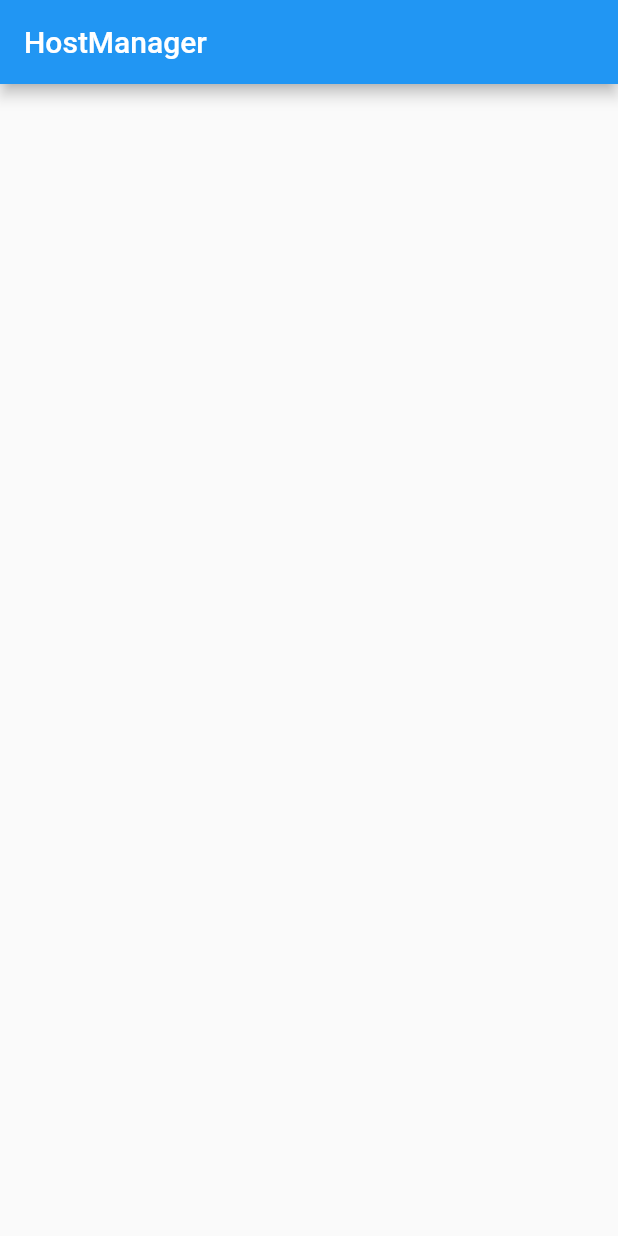
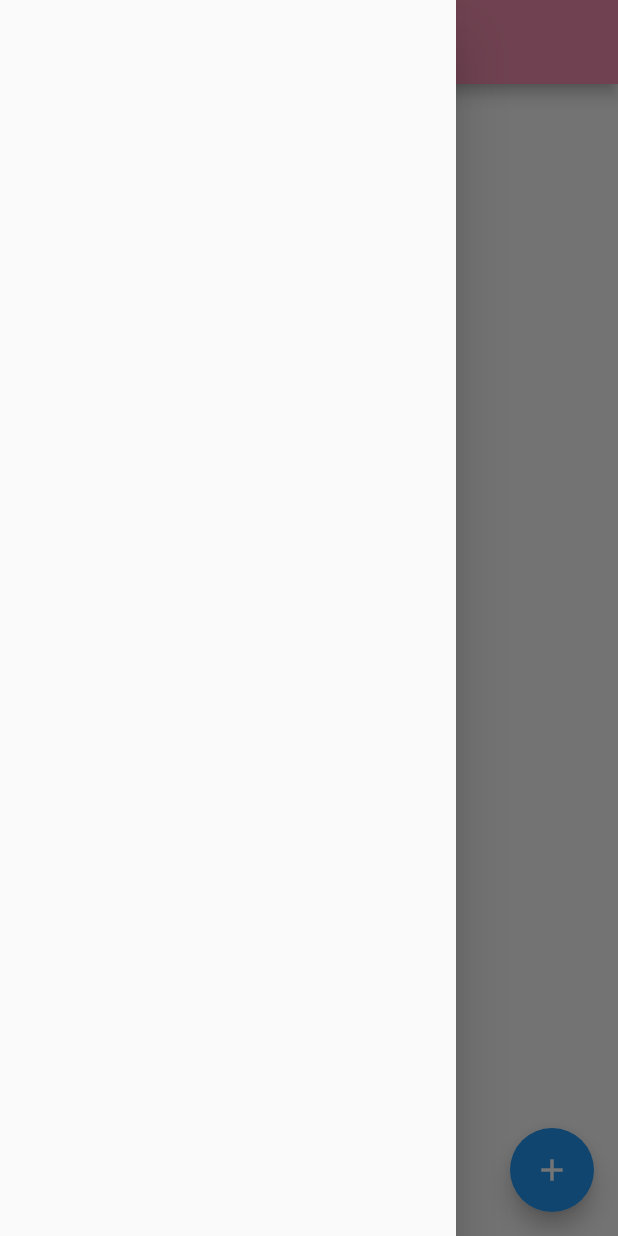
Before and after one commit to zenkemasato/host_manager, a Flutter app: the screen it shows after launch, with the side drawer open (before the commit the screen has no drawer), on a phone screen of 412 x 824 dp. Run offline on Flutter 3.47's test engine with Material 2 defaults, Android fonts, the phone set to English and light mode, and no system bars; our stand-ins replace cloud_firestore, firebase_core; accounts and stored records are empty.

Commit message:
create add page

```diff
--- a/lib/customer.dart
+++ /dev/null
@@ -1,48 +0,0 @@
-// ignore_for_file: avoid_unnecessary_containers
-
-import 'package:cloud_firestore/cloud_firestore.dart';
-import 'package:flutter/cupertino.dart';
-import 'package:flutter/material.dart';
-
-class Customer extends StatefulWidget {
-  const Customer({Key? key}) : super(key: key);
-
-  @override
-  _CustomerState createState() => _CustomerState();
-}
-
-class _CustomerState extends State<Customer> {
-  // firebaseから値を読み取る
-  final Stream<QuerySnapshot> _usersStream =
-      FirebaseFirestore.instance.collection('users').snapshots();
-
-  @override
-  Widget build(BuildContext context) {
-    return Scaffold(
-      appBar: AppBar(
-        title: const Text("HostManager"),
-      ),
-      body: Container(
-        child: StreamBuilder<QuerySnapshot>(
-          stream: _usersStream,
-          builder:
-              (BuildContext context, AsyncSnapshot<QuerySnapshot> snapshot) {
-            if (snapshot.connectionState == ConnectionState.waiting) {
-              return const Text("Loading");
-            }
-            return ListView(
-              children: snapshot.data!.docs.map((DocumentSnapshot document) {
-                Map<String, dynamic> data =
-                    document.data()! as Map<String, dynamic>;
-                return ListTile(
-                  title: Text(data['name']),
-                  subtitle: Text(data['number']),
-                );
-              }).toList(),
-            );
-          },
-        ),
-      ),
-    );
-  }
-}
--- /dev/null
+++ b/lib/domein/costomer.dart
@@ -0,0 +1,18 @@
+class Customer {
+  Customer(
+    this.name,
+    this.age,
+    this.birthday,
+    this.hobby,
+    this.count,
+    this.number,
+    this.ngword,
+  );
+  String name;
+  String age;
+  String birthday;
+  String hobby;
+  String count;
+  String number;
+  String ngword;
+}
--- a/lib/main.dart
+++ b/lib/main.dart
@@ -1,6 +1,6 @@
 import 'package:firebase_core/firebase_core.dart';
 import 'package:flutter/material.dart';
-import 'package:host_manager/customer.dart';
+import 'package:host_manager/pages/playerpages/customer/player_customer.dart';
 
 Future<void> main() async {
   WidgetsFlutterBinding.ensureInitialized();
@@ -13,12 +13,9 @@ class MyApp extends StatelessWidget {
 
   @override
   Widget build(BuildContext context) {
-    return MaterialApp(
-      title: 'Flutter Demo',
-      theme: ThemeData(
-        primarySwatch: Colors.blue,
-      ),
-      home: const Customer(),
+    return const MaterialApp(
+      title: 'Host Manager',
+      home: PlayerCustomer(),
     );
   }
 }
--- /dev/null
+++ b/lib/pages/playerpages/customer/player_customer.dart
@@ -0,0 +1,123 @@
+// ignore_for_file: avoid_unnecessary_containers, unused_local_variable, avoid_types_as_parameter_names, non_constant_identifier_names
+import 'package:host_manager/domein/costomer.dart';
+import 'package:host_manager/pages/playerpages/customer/addcustomer/add_customer.dart';
+import 'package:host_manager/pages/playerpages/customer/player_customer_model.dart';
+import 'package:provider/provider.dart';
+import 'package:flutter/cupertino.dart';
+import 'package:flutter/material.dart';
+
+class PlayerCustomer extends StatefulWidget {
+  const PlayerCustomer({Key? key}) : super(key: key);
+
+  @override
+  _PlayerCustomerState createState() => _PlayerCustomerState();
+}
+
+class _PlayerCustomerState extends State<PlayerCustomer> {
+  bool isShow = false;
+
+  @override
+  Widget build(BuildContext context) {
+    return ChangeNotifierProvider<PlayerCustomerModel>(
+        create: (_) => PlayerCustomerModel()..fechCustomerList(),
+        child: Scaffold(
+            // アプリのヘッダー
+            appBar: AppBar(
+              centerTitle: true,
+              backgroundColor: Colors.pink[200],
+              title: const SafeArea(
+                child: SizedBox(
+                  height: 100,
+                  child: Text(
+                    "HostManager",
+                    style: TextStyle(
+                        fontSize: 30,
+                        color: Colors.white,
+                        fontStyle: FontStyle.italic,
+                        fontWeight: FontWeight.bold),
+                  ),
+                ),
+              ),
+            ),
+            drawer: const Drawer(),
+            // メイン画面
+            body:
+                Consumer<PlayerCustomerModel>(builder: (context, model, child) {
+              final List<Customer>? Customers = model.Customers;
+
+              if (Customers == null) {
+                return const Center(child: CircularProgressIndicator());
+              }
+
+              final List<Widget> widgets = Customers.map((Customer) => ListTile(
+                    // 詳細切り替えボタン
+                    leading: isShow == true
+                        ? IconButton(
+                            icon: const Icon(Icons.expand_less),
+                            onPressed: () {
+                              setState(() {
+                                isShow = !isShow; //切り替え
+                              });
+                            },
+                          )
+                        : IconButton(
+                            icon: const Icon(Icons.navigate_next),
+                            onPressed: () {
+                              setState(() {
+                                isShow = !isShow; //切り替え
+                              });
+                            },
+                          ),
+                    title: Text(Customer.name + "様"),
+                    subtitle: Column(
+                      crossAxisAlignment: CrossAxisAlignment.start,
+                      children: [
+                        Text(Customer.age + "歳"),
+                        Text("誕生日 : " + Customer.birthday),
+                        Text("趣味 : " + Customer.hobby),
+                        Text(Customer.count + "回来店"),
+                        Text("電話番号 : " + Customer.number),
+                        Text("NGワード : " + Customer.ngword),
+                      ],
+                    ),
+                    trailing: const Icon(Icons.more_vert_outlined),
+                  )).toList();
+              return ListView(
+                children: widgets,
+              );
+            }),
+            // 追加ボタン
+            floatingActionButton:
+                Consumer<PlayerCustomerModel>(builder: (context, model, child) {
+              return FloatingActionButton(
+                onPressed: () async {
+                  // 画面遷移
+                  final bool? added = await Navigator.push(
+                    context,
+                    MaterialPageRoute(
+                      builder: (context) => const AddCustomer(),
+                      fullscreenDialog: true,
+                    ),
+                  );
+
+                  if (added != null && added) {
+                    const snackBar = SnackBar(
+                      backgroundColor: Color(0xFFF48FB1),
+                      content: Text(
+                        '顧客情報を追加しました',
+                        style: TextStyle(
+                            color: Colors.white,
+                            fontSize: 20,
+                            fontWeight: FontWeight.bold),
+                      ),
+                    );
+                    ScaffoldMessenger.of(context).showSnackBar(snackBar);
+                  }
+                  model.fechCustomerList();
+                },
+                tooltip: 'Increment',
+                child: const Icon(Icons.add),
+              );
+            })));
+  }
+}
--- a/pubspec.yaml
+++ b/pubspec.yaml
@@ -7,6 +7,7 @@ environment:
   sdk: ">=2.12.0 <3.0.0"
 
 dependencies:
+  provider: ^6.0.1
   cloud_firestore: ^3.1.5
   firebase_core: ^1.10.6
   flutter:
```
Also changed, not shown: lib/pages/playerpages/customer/addcustomer/add_customer.dart (added, +169 -0 lines), lib/pages/playerpages/customer/addcustomer/add_customer_model.dart (added, +48 -0 lines), lib/pages/playerpages/customer/player_customer_model.dart (added, +32 -0 lines), lib/pages/adminpages/admin_main_page.dart (added), lib/pages/boypages/boy_main_page.dart (added), lib/pages/playerpages/player_main_page.dart (added), lib/pages/routing.dart (added), lib/sidemanu/admin_sidemanu.dart (added), lib/sidemanu/boy_sidemanu.dart (added), lib/sidemanu/player_sidemanu.dart (added), pubspec.lock.
